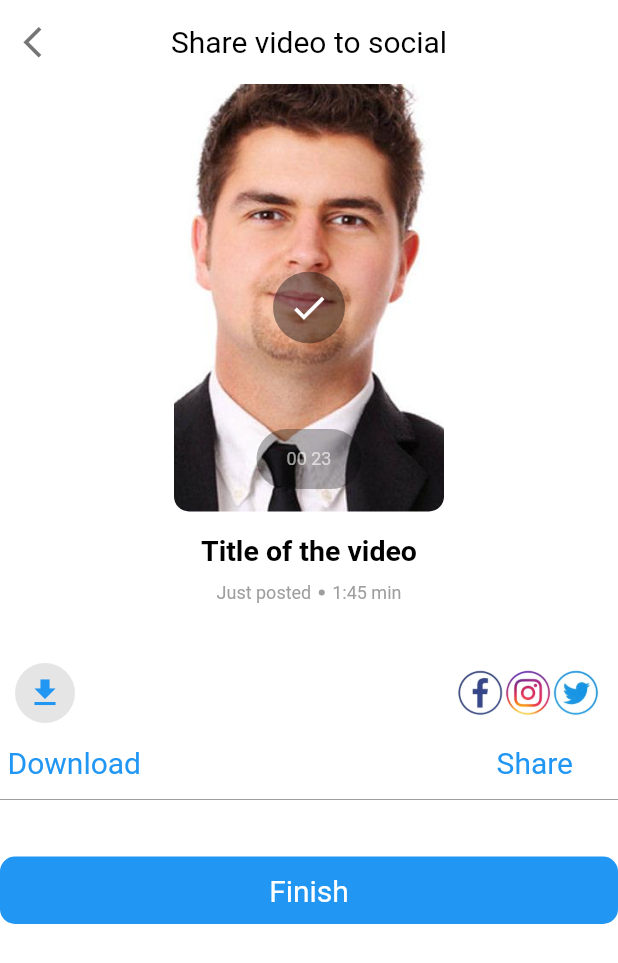
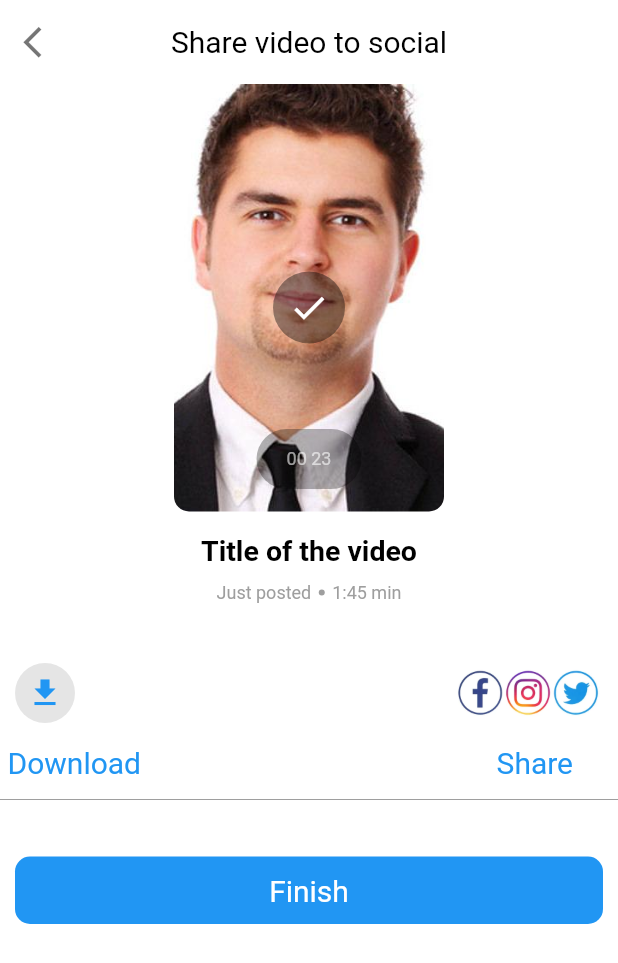
Before and after one commit to home-22/protonn_app_ui, a Flutter app: the SherevideotosocialScreen screen opened by its route, on a phone screen of 412 x 824 dp. Shown: the top 963 px of the screen. Run offline on Flutter 3.47's test engine with Material 2 defaults, Android fonts, the phone set to English and light mode, and no system bars; our stand-ins replace google_fonts; Roboto replaces fonts that are missing (Acme).

Commit message:
protonn_app_ui

```diff
--- a/lib/screen/shere_video_to_social/widget/finish_button.dart
+++ b/lib/screen/shere_video_to_social/widget/finish_button.dart
@@ -11,7 +11,7 @@ class FinishButton extends StatelessWidget {
       },
       child: Container(
         height: 45,
-        margin: const EdgeInsets.symmetric(vertical: 10),
+        margin: const EdgeInsets.symmetric(vertical: 10, horizontal: 10),
         width: double.infinity,
         alignment: Alignment.center,
         decoration: BoxDecoration(
```
